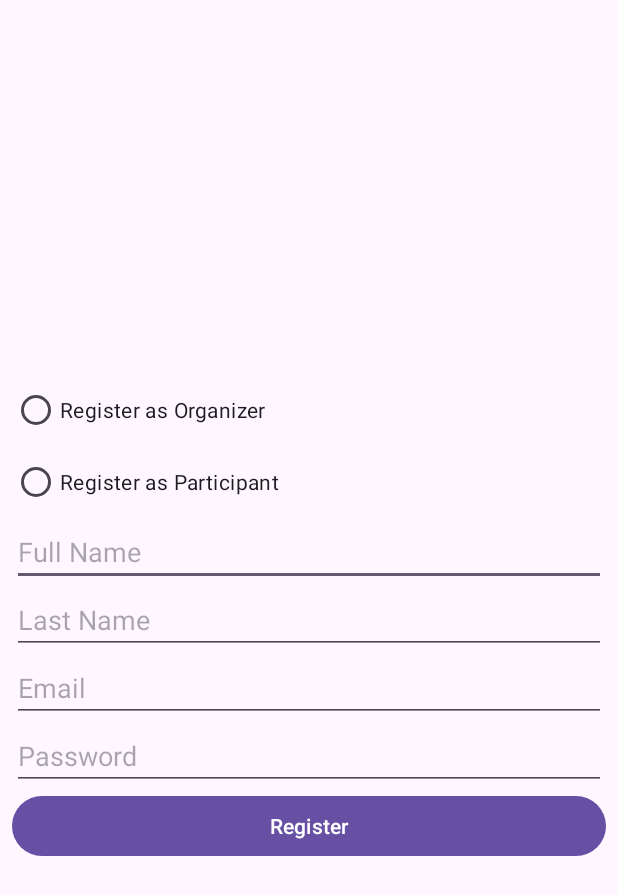
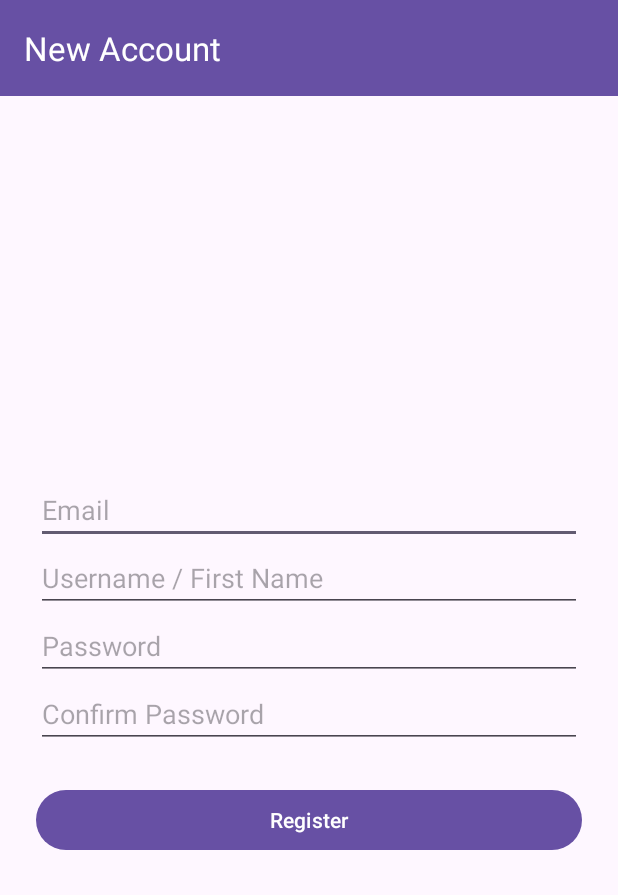
Before and after one commit to CryoSnake22/LocalLoop-App, an Android app: the layout activity_registration.xml on its own in the app's theme, with its tools: preview values and no code run, on a phone screen of 412 x 824 dp. Shown: the top 895 px of the screen. Run offline under Robolectric (Android 15) with nearby library versions, the phone set to English and light mode, and no system bars.

Commit message:
Updated 2 .java login and registering activity with thier coresponding layouts, Updated Readme

```diff
--- a/app/build.gradle.kts
+++ b/app/build.gradle.kts
@@ -45,6 +45,7 @@ dependencies {
     implementation(libs.material)
     implementation(libs.activity)
     implementation(libs.constraintlayout)
+    implementation(libs.firebase.firestore)
     testImplementation(libs.junit)
     androidTestImplementation(libs.ext.junit)
     androidTestImplementation(libs.espresso.core)
--- a/app/src/main/java/com/example/localloop/ui/auth/FirestoreTestDataWriter.java
+++ /dev/null
@@ -1,4 +0,0 @@
-package com.example.localloop.ui.auth;
-
-public class FirestoreTestDataWriter {
-}
--- a/app/src/main/res/layout/activity_registration.xml
+++ b/app/src/main/res/layout/activity_registration.xml
@@ -5,75 +5,63 @@
     android:id="@+id/registration"
     android:layout_width="match_parent"
     android:layout_height="match_parent"
-    tools:context=".ui.Registration">
+    tools:context=".ui.auth.RegistrationActivity">
+
+    <androidx.appcompat.widget.Toolbar
+        android:id="@+id/toolbar"
+        android:layout_width="0dp"
+        android:layout_height="?attr/actionBarSize"
+        android:background="?attr/colorPrimary"
+        app:title="New Account"
+        app:titleTextColor="@android:color/white"
+        app:layout_constraintTop_toTopOf="parent"
+        app:layout_constraintStart_toStartOf="parent"
+        app:layout_constraintEnd_toEndOf="parent" />
 
     <LinearLayout
-        android:layout_width="match_parent"
+        android:layout_width="0dp"
         android:layout_height="wrap_content"
-        android:layout_marginStart="8dp"
-        android:layout_marginTop="64dp"
-        android:layout_marginEnd="8dp"
-        android:layout_marginBottom="64dp"
         android:orientation="vertical"
+        android:padding="24dp"
+        app:layout_constraintTop_toBottomOf="@id/toolbar"
         app:layout_constraintBottom_toBottomOf="parent"
-        app:layout_constraintEnd_toEndOf="parent"
         app:layout_constraintStart_toStartOf="parent"
-        app:layout_constraintTop_toTopOf="parent">
-
-        <RadioGroup
-            android:layout_width="match_parent"
-            android:layout_height="match_parent" >
-
-            <RadioButton
-                android:id="@+id/registerAsOrganizer"
-                android:layout_width="match_parent"
-                android:layout_height="wrap_content"
-                android:text="Register as Organizer" />
-
-            <RadioButton
-                android:id="@+id/registerAsParticipant"
-                android:layout_width="match_parent"
-                android:layout_height="wrap_content"
-                android:text="Register as Participant" />
-        </RadioGroup>
+        app:layout_constraintEnd_toEndOf="parent">
 
         <EditText
-            android:id="@+id/registerFirstNameField"
+            android:id="@+id/inputEmail"
             android:layout_width="match_parent"
             android:layout_height="wrap_content"
-            android:ems="10"
-            android:hint="Full Name"
-            android:inputType="text" />
-
-        <EditText
-            android:id="@+id/registerLastNameField"
-            android:layout_width="match_parent"
-            android:layout_height="wrap_content"
-            android:ems="10"
-            android:hint="Last Name"
-            android:inputType="text" />
-
-        <EditText
-            android:id="@+id/registerEmailField"
-            android:layout_width="match_parent"
-            android:layout_height="wrap_content"
-            android:ems="10"
             android:hint="Email"
             android:inputType="textEmailAddress" />
 
         <EditText
-            android:id="@+id/registerPasswordField"
+            android:id="@+id/inputUsername"
             android:layout_width="match_parent"
             android:layout_height="wrap_content"
-            android:ems="10"
+            android:hint="Username / First Name"
+            android:inputType="textPersonName" />
+
+        <EditText
+            android:id="@+id/inputPassword"
+            android:layout_width="match_parent"
+            android:layout_height="wrap_content"
             android:hint="Password"
             android:inputType="textPassword" />
 
-        <Button
-            android:id="@+id/registerButton_2"
+        <EditText
+            android:id="@+id/inputConfirmPassword"
             android:layout_width="match_parent"
             android:layout_height="wrap_content"
-            android:text="Register" />
+            android:hint="Confirm Password"
+            android:inputType="textPassword" />
 
+        <Button
+            android:id="@+id/buttonSubmit"
+            android:layout_width="match_parent"
+            android:layout_height="wrap_content"
+            android:text="Register"
+            android:layout_marginTop="24dp" />
     </LinearLayout>
+
 </androidx.constraintlayout.widget.ConstraintLayout>
```
Also changed, not shown: app/src/main/AndroidManifest.xml (+10 -9 lines), app/src/main/java/com/example/localloop/ui/auth/LoginActivity.java (added, +36 -0 lines), app/src/main/java/com/example/localloop/ui/auth/RegistrationActivity.java (+25 -97 lines), app/src/main/res/layout/activity_login.xml (added, +52 -0 lines), 1 other file.
